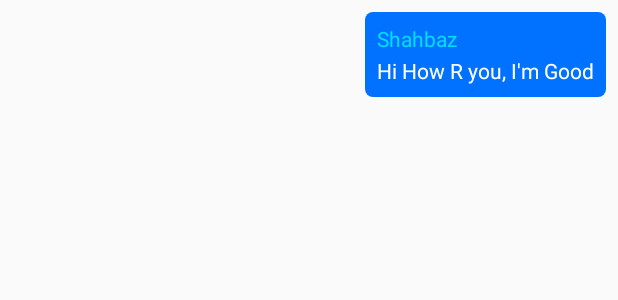
After one commit to therealshabi/Chatterbox, an Android app: the layout my_message.xml on its own in the app's theme, with its tools: preview values and no code run, on a phone screen of 412 x 824 dp. The commit adds this screen. Shown: the top 300 px of the screen. Run offline under Robolectric (Android 15) with nearby library versions, the phone set to English and light mode, and no system bars.

Commit message:
Added Chat Screen and Chat Layouts

```diff
--- a/app/src/main/AndroidManifest.xml
+++ b/app/src/main/AndroidManifest.xml
@@ -24,7 +24,8 @@
         <activity
             android:name=".RoomActivity"
             android:configChanges="orientation|keyboardHidden"
-            android:screenOrientation="portrait"></activity>
+            android:screenOrientation="portrait" />
+        <activity android:name=".ChatRoom"></activity>
     </application>
 
 </manifest>
--- /dev/null
+++ b/app/src/main/res/drawable/ic_letter.xml
@@ -0,0 +1,4 @@
+<vector android:height="24dp" android:viewportHeight="535.5"
+    android:viewportWidth="535.5" android:width="24dp" xmlns:android="http://schemas.android.com/apk/res/android">
+    <path android:fillColor="#0172FF" android:pathData="M0,497.3l535.5,-229.5l-535.5,-229.5l0,178.5l382.5,51l-382.5,51z"/>
+</vector>
--- /dev/null
+++ b/app/src/main/res/drawable/my_chat_bubble.xml
@@ -0,0 +1,7 @@
+<?xml version="1.0" encoding="utf-8"?>
+<shape xmlns:android="http://schemas.android.com/apk/res/android">
+
+    <corners android:radius="5dp" />
+    <solid android:color="@color/colorPrimary"/>
+
+</shape>
--- /dev/null
+++ b/app/src/main/res/layout/my_message.xml
@@ -0,0 +1,37 @@
+<?xml version="1.0" encoding="utf-8"?>
+<RelativeLayout xmlns:android="http://schemas.android.com/apk/res/android"
+    android:layout_width="wrap_content"
+    android:layout_height="wrap_content">
+
+    <LinearLayout
+        android:id="@+id/myMessageLinearLayout"
+        android:layout_width="wrap_content"
+        android:layout_height="wrap_content"
+        android:layout_alignParentEnd="true"
+        android:layout_marginBottom="2dp"
+        android:layout_marginLeft="40dp"
+        android:layout_marginRight="8dp"
+        android:layout_marginTop="8dp"
+        android:background="@drawable/my_chat_bubble"
+        android:orientation="vertical"
+        android:padding="8sp">
+
+
+        <TextView
+            android:id="@+id/myName"
+            android:layout_width="wrap_content"
+            android:layout_height="wrap_content"
+            android:layout_marginBottom="2dp"
+            android:text="Shahbaz"
+            android:textColor="@android:color/holo_blue_bright" />
+
+        <TextView
+            android:id="@+id/myMessage"
+            android:layout_width="wrap_content"
+            android:layout_height="wrap_content"
+            android:text="Hi How R you, I'm Good"
+            android:textColor="@android:color/white" />
+
+    </LinearLayout>
+
+</RelativeLayout>
```
Also changed, not shown: app/src/main/java/therealshabi/technolifestyle/com/lapit/ChatRoom.java (added, +142 -0 lines), app/src/main/java/therealshabi/technolifestyle/com/lapit/RoomActivity.java (+11 -4 lines), app/src/main/res/drawable/others_chat_bubble.xml (added, +9 -0 lines), app/src/main/res/layout/activity_chat_room.xml (added, +77 -0 lines), app/src/main/res/layout/others_message.xml (added, +36 -0 lines), app/src/main/res/mipmap-hdpi/send.png (added), app/src/main/res/mipmap-mdpi/send.png (added), app/src/main/res/mipmap-xhdpi/send.png (added), app/src/main/res/mipmap-xxhdpi/send.png (added), app/src/main/res/mipmap-xxxhdpi/send.png (added), app/src/main/send-web.png (added).
